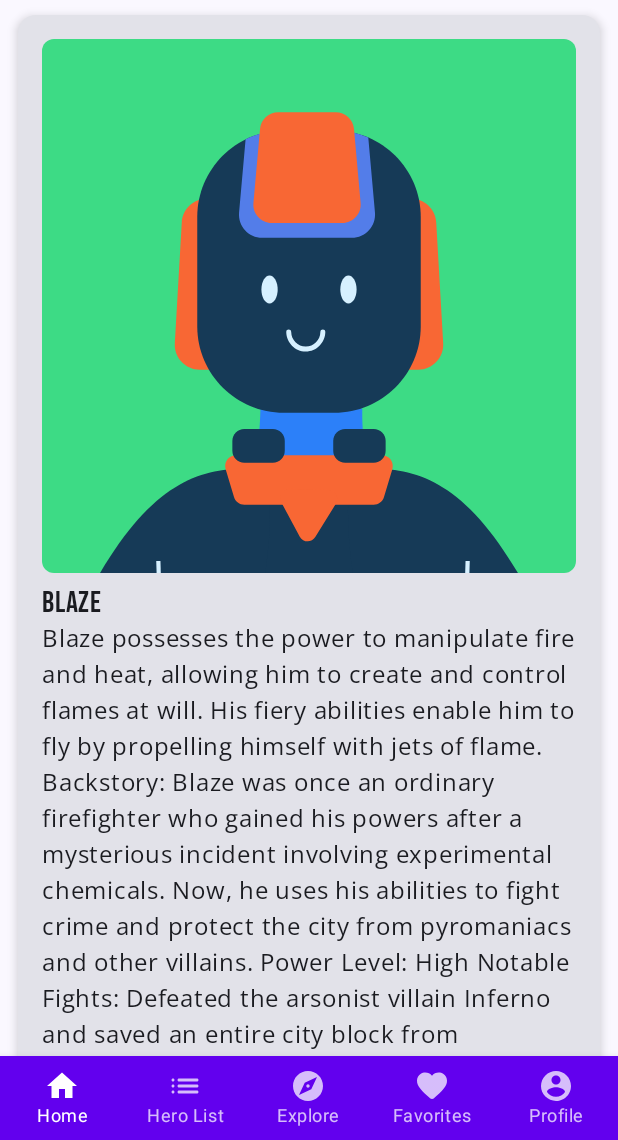
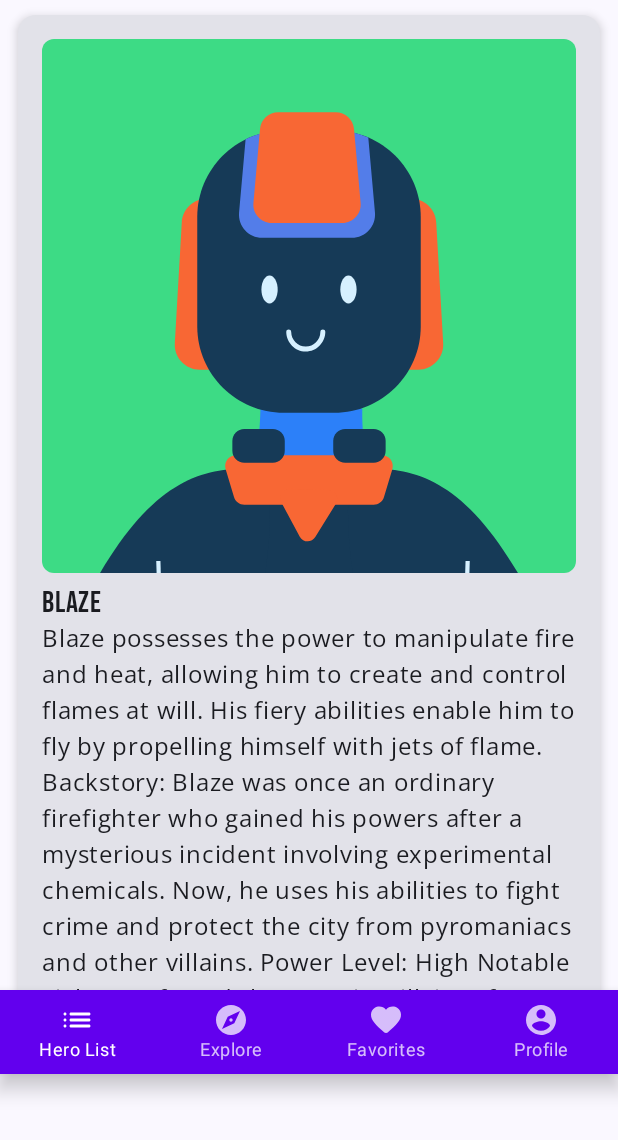
Before and after one commit to ashwanil23/Project-SuperHero-App, an Android app built with Jetpack Compose: the screen it shows after launch (MainActivity), after a tap on "Blaze", on a phone screen of 412 x 824 dp, the part 96-1236 px from its top. Run offline under Robolectric (Android 15) with nearby library versions, the phone set to English and light mode, and no system bars; our stand-ins replace window size class; Roboto replaces fonts that are not available here; 1 other tap on this screen came first.

Commit message:
26-11-2024

```diff
--- a/app/src/main/java/com/kingkong/practicescrollablelistanimationsactivitylifecycles/enumClass/Page.kt
+++ b/app/src/main/java/com/kingkong/practicescrollablelistanimationsactivitylifecycles/enumClass/Page.kt
@@ -3,7 +3,6 @@ package com.kingkong.practicescrollablelistanimationsactivitylifecycles.enumClas
 enum class Page {
     HERO_LIST,
     HERO_PROFILE,
-    HOME,
     FAVORITES,
     EXPLORE,
     PROFILE
--- a/app/src/main/java/com/kingkong/practicescrollablelistanimationsactivitylifecycles/model/NavigationItemResource.kt
+++ b/app/src/main/java/com/kingkong/practicescrollablelistanimationsactivitylifecycles/model/NavigationItemResource.kt
@@ -7,14 +7,6 @@ import com.kingkong.practicescrollablelistanimationsactivitylifecycles.enumClass
 
 object NavigationItemResource {
     val navigationItems = listOf(
-        NavigationItem(
-            titleRes = R.string.home,
-            iconRes = R.drawable.ic_home,
-            roles = listOf(UserRole.ADMIN, UserRole.REGULAR_USER)
-        ) {
-            // Navigate to Home screen
-        },
-
         NavigationItem(
             titleRes = R.string.hero_list,
             iconRes = R.drawable.ic_list,
--- a/app/src/main/java/com/kingkong/practicescrollablelistanimationsactivitylifecycles/screen/App.kt
+++ b/app/src/main/java/com/kingkong/practicescrollablelistanimationsactivitylifecycles/screen/App.kt
@@ -24,6 +24,7 @@ import androidx.navigation.compose.rememberNavController
 import androidx.navigation.navArgument
 import com.kingkong.practicescrollablelistanimationsactivitylifecycles.Routes
 import com.kingkong.practicescrollablelistanimationsactivitylifecycles.enumClass.AppNavType
+import com.kingkong.practicescrollablelistanimationsactivitylifecycles.enumClass.Page
 import com.kingkong.practicescrollablelistanimationsactivitylifecycles.viewmodel.HomeScreenViewModel
 import com.kingkong.practicescrollablelistanimationsactivitylifecycles.viewmodel.NavigationItemViewModel
 //
@@ -139,6 +140,7 @@ fun SuperHeroApp(
     windowSize: WindowWidthSizeClass,
     navigationViewModel: NavigationItemViewModel = viewModel()
 ) {
+    val bottomNavUiState by navigationViewModel.uiState.collectAsState()
     var isMenuClicked by rememberSaveable { mutableStateOf(false) }
     val scrollBehavior = TopAppBarDefaults.exitUntilCollapsedScrollBehavior(rememberTopAppBarState())
     val backStackEntry by navController.currentBackStackEntryAsState()
@@ -173,9 +175,15 @@ fun SuperHeroApp(
             }
         ) { innerPadding ->
             val uiState by homeScreenViewModel.uiState.collectAsState()
+            var startDestination = when(bottomNavUiState.currentPage){
+                Page.PROFILE -> Routes.PROFILE
+                Page.EXPLORE-> Routes.EXPLORE
+                Page.FAVORITES -> Routes.FAVORITES
+                else->Routes.HERO_LIST
+            }
             NavHost(
                 navController = navController,
-                startDestination = Routes.HERO_LIST
+                startDestination = startDestination
             ) {
                 composable(route = Routes.HERO_LIST) {
                     ScrollableHeroList(
@@ -197,7 +205,17 @@ fun SuperHeroApp(
                         heroId = heroId
                     )
                 }
+                composable(route = Routes.PROFILE){
+                    UserProfile()
+                }
+                composable(route = Routes.FAVORITES){
+                    Favorites()
+                }
+                composable(route = Routes.EXPLORE){
+                    Explore()
+                }
             }
+
         }
     }
 }
--- a/app/src/main/java/com/kingkong/practicescrollablelistanimationsactivitylifecycles/screen/BottomNavigationBar.kt
+++ b/app/src/main/java/com/kingkong/practicescrollablelistanimationsactivitylifecycles/screen/BottomNavigationBar.kt
@@ -1,5 +1,10 @@
 package com.kingkong.practicescrollablelistanimationsactivitylifecycles.screen
 
+import androidx.compose.foundation.layout.Arrangement
+import androidx.compose.foundation.layout.Column
+import androidx.compose.foundation.layout.fillMaxSize
+import androidx.compose.foundation.layout.fillMaxWidth
+import androidx.compose.foundation.layout.padding
 import androidx.compose.material.BottomNavigation
 import androidx.compose.material.BottomNavigationItem
 import androidx.compose.material.Icon
@@ -7,6 +12,8 @@ import androidx.compose.material.Text
 import androidx.compose.runtime.Composable
 import androidx.compose.runtime.collectAsState
 import androidx.compose.runtime.getValue
+import androidx.compose.ui.Modifier
+import androidx.compose.ui.res.dimensionResource
 import androidx.compose.ui.res.painterResource
 import androidx.navigation.NavController
 import com.kingkong.practicescrollablelistanimationsactivitylifecycles.R
@@ -17,36 +24,56 @@ import com.kingkong.practicescrollablelistanimationsactivitylifecycles.viewmodel
 fun BottomNavigationBar(navigationViewModel: NavigationItemViewModel) {
     val navigationUiState by navigationViewModel.uiState.collectAsState()
 
+    Column(
+        modifier = Modifier
+            .fillMaxWidth()
+            .padding(bottom = dimensionResource(R.dimen.Large)),
+    ) {
         BottomNavigation {
-        BottomNavigationItem(
-            selected = navigationUiState.currentPage == Page.HOME,
-            onClick = { navigationViewModel.selectPage(Page.HOME) },
-            icon = { Icon(painterResource(id = R.drawable.ic_home), contentDescription = "Home") },
-            label = { Text("Home") }
-        )
             BottomNavigationItem(
                 selected = navigationUiState.currentPage == Page.HERO_LIST,
                 onClick = { navigationViewModel.selectPage(Page.HERO_LIST) },
-            icon = { Icon(painterResource(id = R.drawable.ic_list), contentDescription = "Hero List") },
+                icon = {
+                    Icon(
+                        painterResource(id = R.drawable.ic_list),
+                        contentDescription = "Hero List"
+                    )
+                },
                 label = { Text("Hero List") }
             )
             BottomNavigationItem(
                 selected = navigationUiState.currentPage == Page.EXPLORE,
                 onClick = { navigationViewModel.selectPage(Page.EXPLORE) },
-            icon = { Icon(painterResource(id = R.drawable.ic_explore), contentDescription = "Explore") },
+                icon = {
+                    Icon(
+                        painterResource(id = R.drawable.ic_explore),
+                        contentDescription = "Explore"
+                    )
+                },
                 label = { Text("Explore") }
             )
             BottomNavigationItem(
                 selected = navigationUiState.currentPage == Page.FAVORITES,
                 onClick = { navigationViewModel.selectPage(Page.FAVORITES) },
-            icon = { Icon(painterResource(id = R.drawable.ic_favorite), contentDescription = "Favorites") },
+                icon = {
+                    Icon(
+                        painterResource(id = R.drawable.ic_favorite),
+                        contentDescription = "Favorites"
+                    )
+                },
                 label = { Text("Favorites") }
             )
             BottomNavigationItem(
                 selected = navigationUiState.currentPage == Page.PROFILE,
                 onClick = { navigationViewModel.selectPage(Page.PROFILE) },
-            icon = { Icon(painterResource(id = R.drawable.ic_profile), contentDescription = "Profile") },
+                icon = {
+                    Icon(
+                        painterResource(id = R.drawable.ic_profile),
+                        contentDescription = "Profile"
+                    )
+                },
                 label = { Text("Profile") }
             )
         }
     }
+}
--- a/app/src/main/java/com/kingkong/practicescrollablelistanimationsactivitylifecycles/viewmodel/NavigationItemViewModel.kt
+++ b/app/src/main/java/com/kingkong/practicescrollablelistanimationsactivitylifecycles/viewmodel/NavigationItemViewModel.kt
@@ -39,4 +39,8 @@ class NavigationItemViewModel : ViewModel() {
     fun selectPage(page: Page) {
         _uiState.value = NavigationItemUiState(currentPage = page)
     }
+
+    fun selectedPage(): Page{
+        return _uiState.value.currentPage
+    }
 }
--- a/app/src/main/res/values/dimension.xml
+++ b/app/src/main/res/values/dimension.xml
@@ -6,6 +6,7 @@
     <dimen name="xxxsmall">1.dp</dimen>
     <dimen name="medium">16.dp</dimen>
     <dimen name="large">28.dp</dimen>
+    <dimen name="Large">44.dp</dimen>
     <dimen name="xlarge">56.dp</dimen>
     <dimen name="xxlarge">64.dp</dimen>
     <dimen name="xxxlarge">80.dp</dimen>
```
Also changed, not shown: app/src/main/java/com/kingkong/practicescrollablelistanimationsactivitylifecycles/screen/Explore.kt (added, +22 -0 lines), app/src/main/java/com/kingkong/practicescrollablelistanimationsactivitylifecycles/screen/Favourites.kt (added, +21 -0 lines), app/src/main/java/com/kingkong/practicescrollablelistanimationsactivitylifecycles/screen/UserProfile.kt (added, +21 -0 lines). Lines whose indentation alone changed are shown as unchanged.
